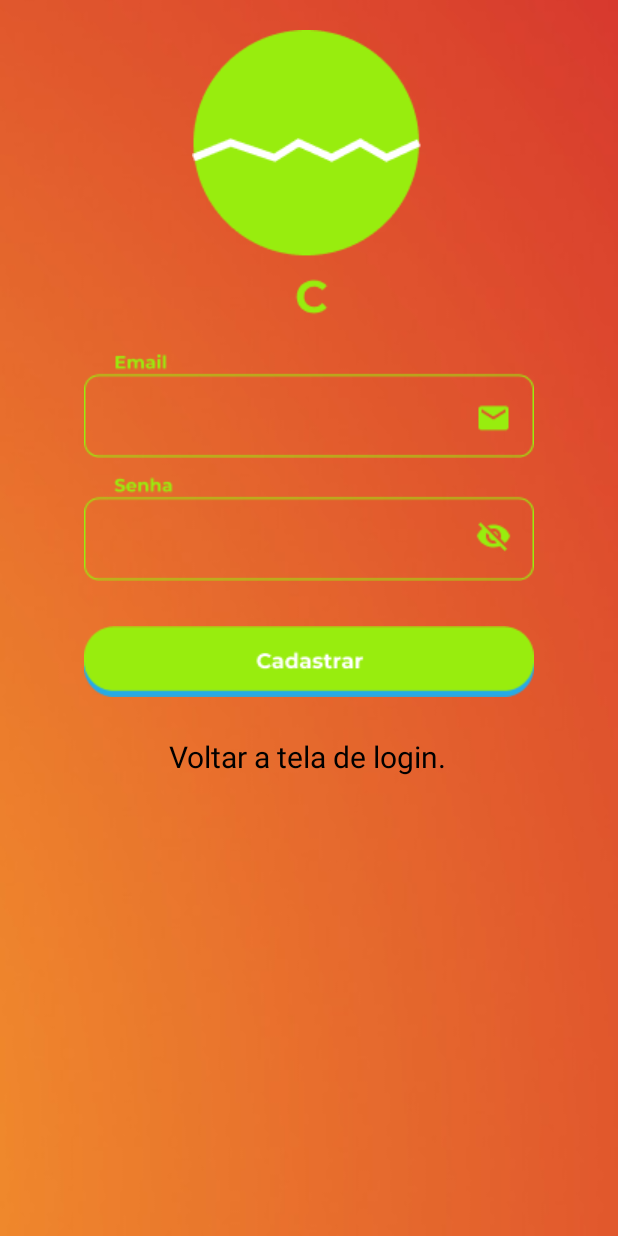
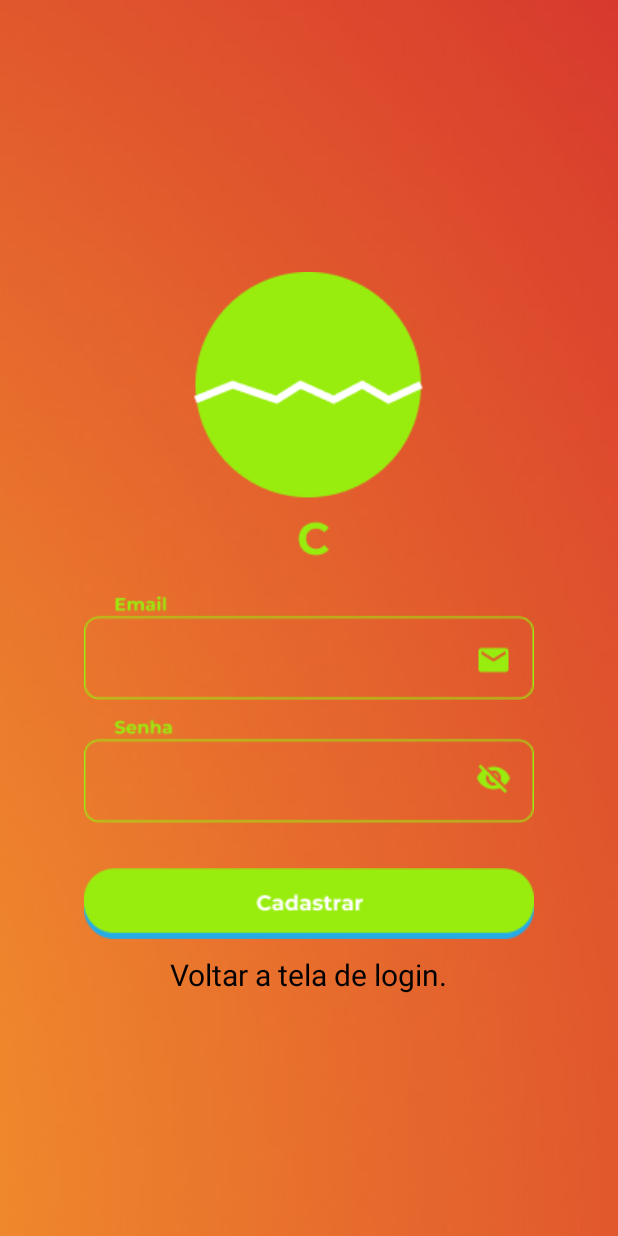
Before and after one commit to Brunostd/CarteiraBoletos-BBM, an Android app: the layout activity_cadastro.xml on its own in the app's theme, with its tools: preview values and no code run, on a phone screen of 412 x 824 dp. Run offline under Robolectric (Android 15) with nearby library versions, the phone set to English and light mode, and no system bars.

Commit message:
Finalizando aplicativo

```diff
--- a/app/build.gradle
+++ b/app/build.gradle
@@ -69,6 +69,8 @@ dependencies {
     implementation platform('com.google.firebase:firebase-bom:28.4.1')
     implementation 'com.google.firebase:firebase-messaging-ktx'
 
+    //About page
+    implementation 'io.github.medyo:android-about-page:2.0.0'
 
     //GLIDE
     implementation ("com.github.bumptech.glide:glide:4.11.0") {
--- a/app/src/main/java/com/deny/guardandoboletos/LoginActivity.kt
+++ b/app/src/main/java/com/deny/guardandoboletos/LoginActivity.kt
@@ -44,7 +44,6 @@ class LoginActivity : AppCompatActivity() {
 
         imageButtonCadastrar.setOnClickListener(View.OnClickListener {
             startActivity(intent)
-            finish()
         })
 
         esqueciSenha.setOnClickListener(View.OnClickListener {
--- a/app/src/main/java/com/deny/guardandoboletos/ui/editarBoleto/EditarBoletoFragment.kt
+++ b/app/src/main/java/com/deny/guardandoboletos/ui/editarBoleto/EditarBoletoFragment.kt
@@ -46,6 +46,7 @@ class EditarBoletoFragment : Fragment() {
             ViewModelProvider(this).get(EditarBoletoViewModel::class.java)
 
         (context as AppCompatActivity).supportActionBar!!.title = "Editar boleto"
+        (context as AppCompatActivity).supportActionBar!!.setDisplayHomeAsUpEnabled(false)
 
         _binding = EditarBoletoFragmentBinding.inflate(inflater, container, false)
         val root: View = binding.root
--- a/app/src/main/res/layout/activity_cadastro.xml
+++ b/app/src/main/res/layout/activity_cadastro.xml
@@ -12,10 +12,12 @@
         android:layout_width="wrap_content"
         android:layout_height="wrap_content"
         android:layout_marginTop="20dp"
+        app:layout_constraintBottom_toTopOf="@+id/editTextCadastroEmail"
         app:layout_constraintEnd_toEndOf="parent"
-        app:layout_constraintHorizontal_bias="0.496"
+        app:layout_constraintHorizontal_bias="0.5"
         app:layout_constraintStart_toStartOf="parent"
         app:layout_constraintTop_toTopOf="parent"
+        app:layout_constraintVertical_chainStyle="packed"
         app:srcCompat="@drawable/logotipo" />
 
     <EditText
@@ -25,8 +27,10 @@
         android:layout_marginTop="20dp"
         android:background="@drawable/input_email"
         android:ems="10"
-        android:inputType="textPersonName"
+        android:inputType="textWebEmailAddress|textPersonName"
+        app:layout_constraintBottom_toTopOf="@+id/editTextCadastroSenha"
         app:layout_constraintEnd_toEndOf="parent"
+        app:layout_constraintHorizontal_bias="0.5"
         app:layout_constraintStart_toStartOf="parent"
         app:layout_constraintTop_toBottomOf="@+id/imageView5"
         tools:ignore="SpeakableTextPresentCheck" />
@@ -38,8 +42,10 @@
         android:layout_marginTop="10dp"
         android:background="@drawable/input_senha"
         android:ems="10"
-        android:inputType="textPersonName"
+        android:inputType="textPassword"
+        app:layout_constraintBottom_toTopOf="@+id/imageButtonMeCadastrar"
         app:layout_constraintEnd_toEndOf="parent"
+        app:layout_constraintHorizontal_bias="0.5"
         app:layout_constraintStart_toStartOf="parent"
         app:layout_constraintTop_toBottomOf="@+id/editTextCadastroEmail"
         tools:ignore="SpeakableTextPresentCheck" />
@@ -50,8 +56,9 @@
         android:layout_height="wrap_content"
         android:layout_marginTop="20dp"
         android:backgroundTint="@color/transparente"
-        app:layout_constraintBottom_toBottomOf="parent"
+        app:layout_constraintBottom_toTopOf="@+id/textViewVoltarLogin"
         app:layout_constraintEnd_toEndOf="parent"
+        app:layout_constraintHorizontal_bias="0.5"
         app:layout_constraintStart_toStartOf="parent"
         app:layout_constraintTop_toBottomOf="@+id/editTextCadastroSenha"
         app:layout_constraintVertical_bias="0.0"
@@ -67,7 +74,7 @@
         android:textSize="20sp"
         app:layout_constraintBottom_toBottomOf="parent"
         app:layout_constraintEnd_toEndOf="parent"
-        app:layout_constraintHorizontal_bias="0.498"
+        app:layout_constraintHorizontal_bias="0.5"
         app:layout_constraintStart_toStartOf="parent"
         app:layout_constraintTop_toBottomOf="@+id/imageButtonMeCadastrar"
         app:layout_constraintVertical_bias="0.05" />
```
Also changed, not shown: app/src/main/AndroidManifest.xml (+4 -3 lines), app/src/main/java/com/deny/guardandoboletos/ui/adicionarBoleto/AdicionarBoletoFragment.kt (+17 -7 lines), app/src/main/java/com/deny/guardandoboletos/ui/dashboard/DashboardFragment.kt (+24 -4 lines), app/src/main/java/com/deny/guardandoboletos/ui/notifications/NotificationsFragment.kt (+16 -3 lines), app/src/main/res/layout/activity_conteudo.xml (+6 -1 lines), app/src/main/res/layout/fragment_dashboard.xml (+2 -16 lines), app/src/main/res/layout/fragment_notifications.xml (+21 -9 lines), app/src/main/res/drawable/tela_config_mudar_conta.png (added), app/src/main/res/drawable/tela_config_sair.png (added).
